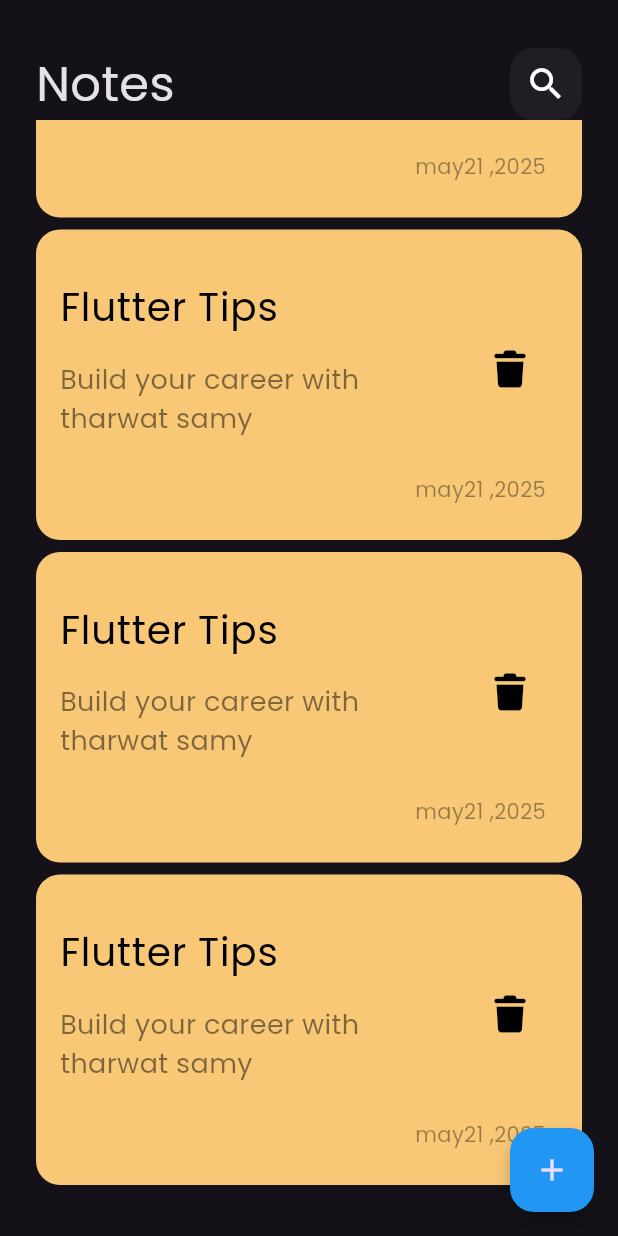
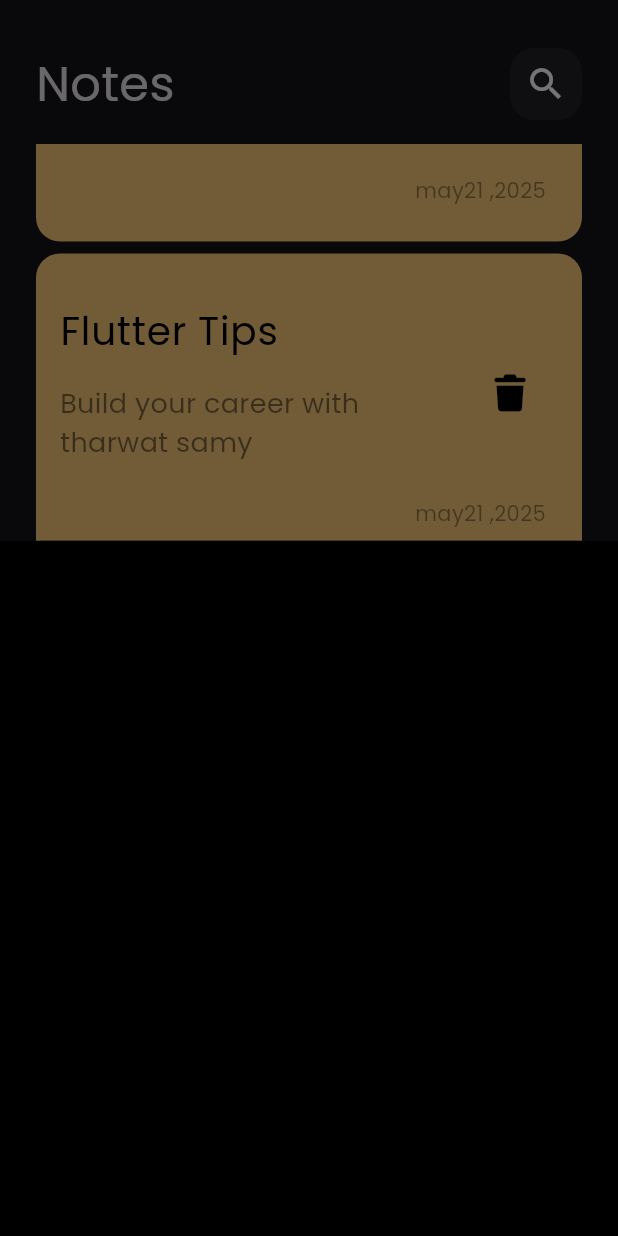
Before and after one commit to moadel2004/notes_app, a Flutter app: the screen it shows after launch, scrolled down 576 dp, after a tap on the "add" icon, on a phone screen of 412 x 824 dp. Run offline on Flutter 3.47's test engine with Material 3 defaults, Android fonts, the phone set to English and light mode, and no system bars; our stand-ins replace font_awesome_flutter.

Commit message:
create note bottom sheet

```diff
--- a/lib/views/notes_view.dart
+++ b/lib/views/notes_view.dart
@@ -1,4 +1,5 @@
 import 'package:flutter/material.dart';
+import 'package:note_app/views/widgets/AddNoteBottomSheet.dart';
 import 'package:note_app/views/widgets/NotesViewBody.dart';
 
 class NotesView extends StatelessWidget {
@@ -8,7 +9,14 @@ class NotesView extends StatelessWidget {
   Widget build(BuildContext context) {
     return Scaffold(
       floatingActionButton: FloatingActionButton(
-        onPressed: () {},
+        onPressed: () {
+          showModalBottomSheet(
+            context: context,
+            builder: (context) {
+              return AddNoteBottom();
+            },
+          );
+        },
         backgroundColor: Colors.blue,
         child: Icon(Icons.add),
       ),
--- /dev/null
+++ b/lib/views/widgets/AddNoteBottomSheet.dart
@@ -0,0 +1,10 @@
+import 'package:flutter/material.dart';
+
+class AddNoteBottom extends StatelessWidget {
+  const AddNoteBottom({super.key});
+
+  @override
+  Widget build(BuildContext context) {
+    return Container(color: Colors.black);
+  }
+}
--- a/lib/views/widgets/notes_list_view.dart
+++ b/lib/views/widgets/notes_list_view.dart
@@ -6,13 +6,17 @@ class NotesListVeiw extends StatelessWidget {
 
   @override
   Widget build(BuildContext context) {
-    return ListView.builder(
+    return Padding(
+      padding: const EdgeInsets.symmetric(vertical: 16.0),
+      child: ListView.builder(
+        padding: EdgeInsets.zero,
         itemBuilder: (context, index) {
           return const Padding(
             padding: EdgeInsets.symmetric(vertical: 4.0),
             child: NoteItem(),
           );
         },
+      ),
     );
   }
 }
```
Lines whose indentation alone changed are shown as unchanged.
